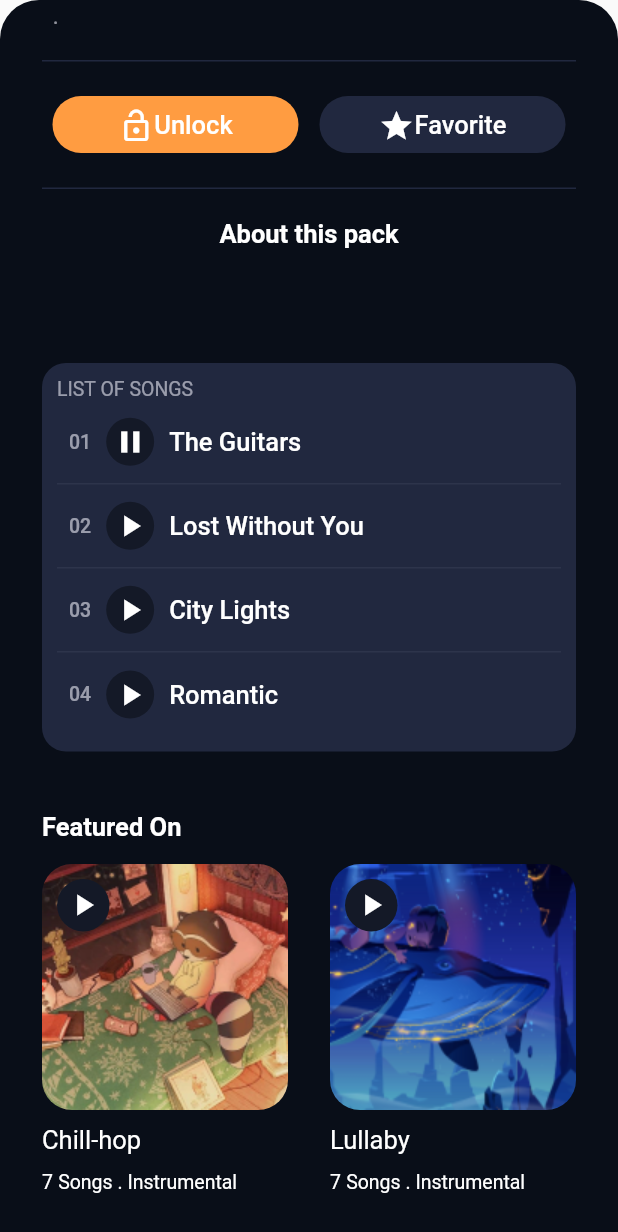
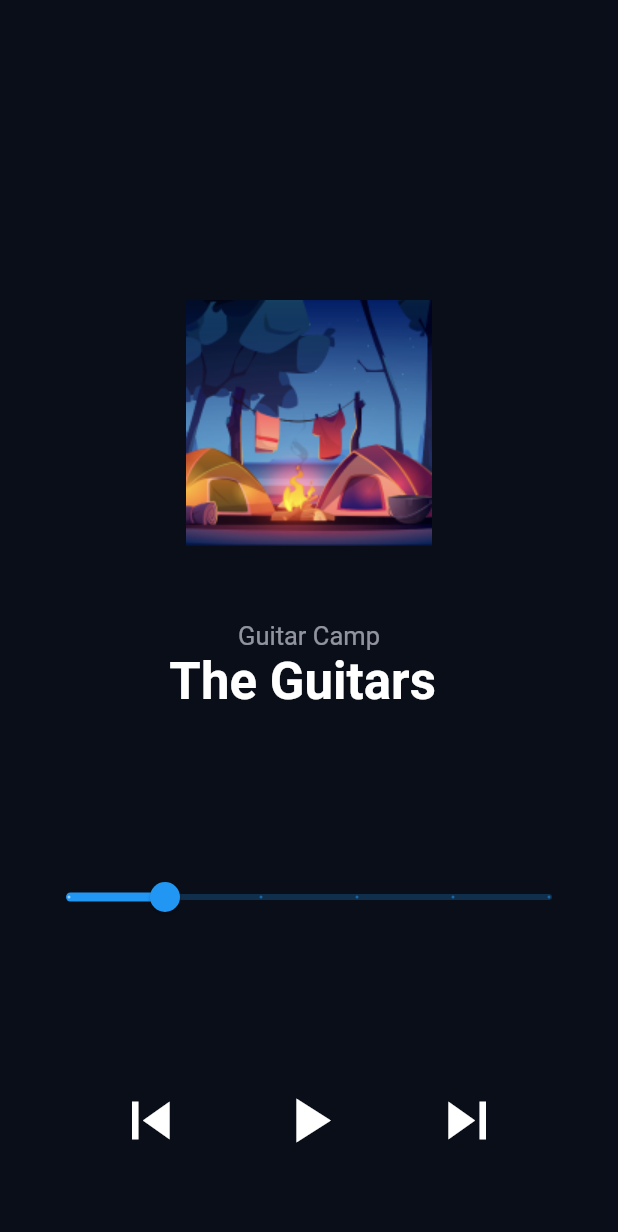
Before and after one commit to people0507/SleepSound_MobileApp_Flutter, a Flutter app: the DetailPanel widget shown alone on an empty page, opened directly with empty values, scrolled down 70 dp, after a tap on "Play", after a tap on "01", on a phone screen of 412 x 824 dp. Shown: the top 1232 px of the screen. Run offline on Flutter 3.47's test engine with Material 2 defaults, Android fonts, the phone set to English and light mode, and no system bars; our stand-ins replace audioplayers, flutter_native_splash, sliding_up_panel, smooth_page_indicator.

Commit message:
add playder.dart

```diff
--- a/music_mobile_app/lib/pages/sleep_screen/panel.dart
+++ b/music_mobile_app/lib/pages/sleep_screen/panel.dart
@@ -1,6 +1,7 @@
 import 'package:flutter/material.dart';
 import 'package:music_mobile_app/components/album_box.dart';
 import 'package:music_mobile_app/constants/colors.dart';
+import 'package:music_mobile_app/pages/sleep_screen/player.dart';
 
 class DetailPanel extends StatefulWidget {
   const DetailPanel({
@@ -167,7 +168,7 @@ class _DetailPanelState extends State<DetailPanel> {
                                     ),
                                     Text(
                                       changePlayButton == true ? 'Play':'Unlock',
-                                      style: TextStyle(
+                                      style: const TextStyle(
                                           fontSize: 17, color: Colors.white),
                                     )
                                   ],
@@ -262,6 +263,7 @@ class _DetailPanelState extends State<DetailPanel> {
                                     child: TextButton(
                                         onPressed: () {
                                           swap();
+                                          Navigator.push(context, MaterialPageRoute(builder: (context) => const MyPlayer()));
                                         },
                                         child: Row(
                                           children: [
--- /dev/null
+++ b/music_mobile_app/lib/pages/sleep_screen/player.dart
@@ -0,0 +1,88 @@
+import 'package:audioplayers/audioplayers.dart';
+import 'package:flutter/material.dart';
+import 'package:music_mobile_app/constants/colors.dart';
+
+class MyPlayer extends StatefulWidget {
+  const MyPlayer({super.key, this.onClick});
+  final Function? onClick;
+
+  @override
+  State<MyPlayer> createState() => _MyPlayerState();
+}
+
+class _MyPlayerState extends State<MyPlayer> {
+  double _currentSliderValue = 20;
+  bool changePlayButton = true;
+  final player = AudioPlayer();
+
+  void swapPlaybutton() {
+    setState(() {
+      changePlayButton = changePlayButton == true ? false : true;
+    });
+  }
+
+  @override
+  Widget build(BuildContext context) {
+    return Scaffold(
+      backgroundColor: ColorPalette.backgroundColor,
+      body: Padding(
+        padding: const EdgeInsets.symmetric(horizontal: 20),
+        child: Column(
+          children: [
+            const SizedBox(
+              height: 200,
+            ),
+            Image.asset('assets/images/guitar_camp.png'),
+            const SizedBox(
+              height: 50,
+              width: 50,
+            ),
+            const Text(
+              'Guitar Camp',
+              style: TextStyle(
+                  fontSize: 17, color: ColorPalette.detaildesColor),
+            ),
+            const Text(
+              'The Guitars ',
+              style: TextStyle(
+                  fontSize: 34,
+                  color: Colors.white,
+                  fontWeight: FontWeight.bold),
+            ),
+            Padding(
+              padding: const EdgeInsets.symmetric(vertical: 100),
+              child: Slider(
+                      divisions: 5,
+                      max:100,
+                        value: _currentSliderValue,
+                        onChanged: (double value) {
+                          setState(() {
+                            _currentSliderValue = value;
+                          });
+                        }),
+            ),
+            Row(
+              mainAxisAlignment: MainAxisAlignment.spaceEvenly,
+              children:  [
+              GestureDetector(
+                onTap: (){
+                },
+                child: const Icon(
+                  Icons.skip_previous,color: Colors.white,size: 50)),
+              GestureDetector(
+                onTap: (){
+                  swapPlaybutton();
+                },
+                child: Icon(
+                  changePlayButton ? Icons.play_arrow : Icons.pause,color: Colors.white,size: 50)),
+              GestureDetector(
+                onTap: (){
+                },
+                child: const Icon(Icons.skip_next,color: Colors.white,size: 50,))
+            ],)
+          ],
+        ),
+      ),
+    );
+  }
+}
--- a/music_mobile_app/pubspec.yaml
+++ b/music_mobile_app/pubspec.yaml
@@ -40,6 +40,7 @@ dependencies:
   smooth_page_indicator: ^1.1.0
   flutter_svg: ^2.0.5
   sliding_up_panel: ^2.0.0+1
+  audioplayers: ^4.0.1
 
 
 
```
Also changed, not shown: music_mobile_app/pubspec.lock, 5 other files.
